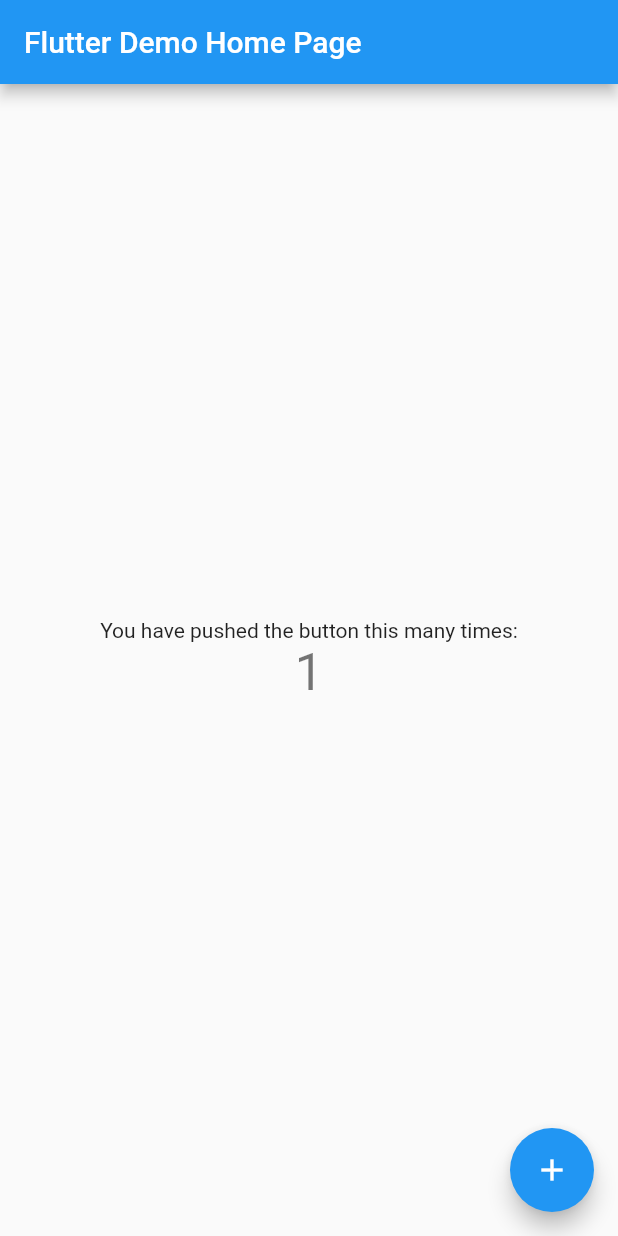
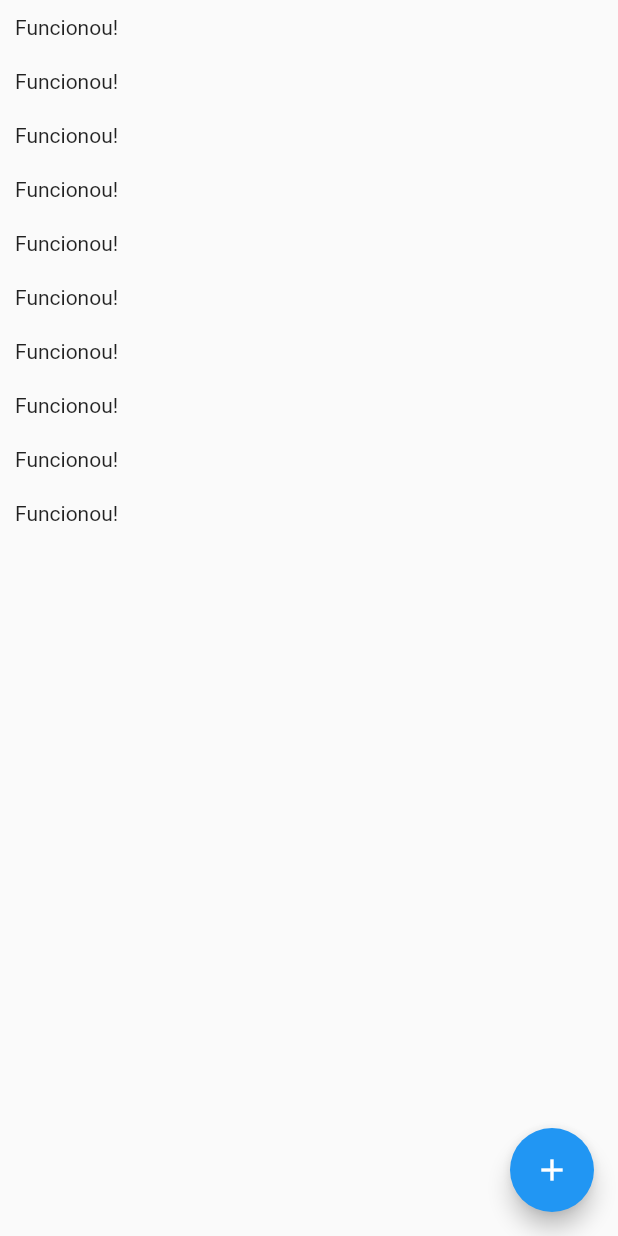
Before and after one commit to dhiegogoncalves/chat_flutter, a Flutter app: the screen it shows after launch, after a tap on the "add" icon, on a phone screen of 412 x 824 dp. Run offline on Flutter 3.47's test engine with Material 2 defaults, Android fonts, the phone set to English and light mode, and no system bars; our stand-ins replace cloud_firestore; accounts and stored records are empty.

```diff
--- a/lib/main.dart
+++ b/lib/main.dart
@@ -1,3 +1,4 @@
+import 'package:chat_flutter/screens/chat_screen.dart';
 import 'package:flutter/material.dart';
 
 void main() {
@@ -5,113 +6,15 @@ void main() {
 }
 
 class MyApp extends StatelessWidget {
-  // This widget is the root of your application.
   @override
   Widget build(BuildContext context) {
     return MaterialApp(
       title: 'Flutter Demo',
       theme: ThemeData(
-        // This is the theme of your application.
-        //
-        // Try running your application with "flutter run". You'll see the
-        // application has a blue toolbar. Then, without quitting the app, try
-        // changing the primarySwatch below to Colors.green and then invoke
-        // "hot reload" (press "r" in the console where you ran "flutter run",
-        // or simply save your changes to "hot reload" in a Flutter IDE).
-        // Notice that the counter didn't reset back to zero; the application
-        // is not restarted.
         primarySwatch: Colors.blue,
-        // This makes the visual density adapt to the platform that you run
-        // the app on. For desktop platforms, the controls will be smaller and
-        // closer together (more dense) than on mobile platforms.
         visualDensity: VisualDensity.adaptivePlatformDensity,
       ),
-      home: MyHomePage(title: 'Flutter Demo Home Page'),
+      home: ChatScreen(),
     );
   }
 }
-
-class MyHomePage extends StatefulWidget {
-  MyHomePage({Key key, this.title}) : super(key: key);
-
-  // This widget is the home page of your application. It is stateful, meaning
-  // that it has a State object (defined below) that contains fields that affect
-  // how it looks.
-
-  // This class is the configuration for the state. It holds the values (in this
-  // case the title) provided by the parent (in this case the App widget) and
-  // used by the build method of the State. Fields in a Widget subclass are
-  // always marked "final".
-
-  final String title;
-
-  @override
-  _MyHomePageState createState() => _MyHomePageState();
-}
-
-class _MyHomePageState extends State<MyHomePage> {
-  int _counter = 0;
-
-  void _incrementCounter() {
-    setState(() {
-      // This call to setState tells the Flutter framework that something has
-      // changed in this State, which causes it to rerun the build method below
-      // so that the display can reflect the updated values. If we changed
-      // _counter without calling setState(), then the build method would not be
-      // called again, and so nothing would appear to happen.
-      _counter++;
-    });
-  }
-
-  @override
-  Widget build(BuildContext context) {
-    // This method is rerun every time setState is called, for instance as done
-    // by the _incrementCounter method above.
-    //
-    // The Flutter framework has been optimized to make rerunning build methods
-    // fast, so that you can just rebuild anything that needs updating rather
-    // than having to individually change instances of widgets.
-    return Scaffold(
-      appBar: AppBar(
-        // Here we take the value from the MyHomePage object that was created by
-        // the App.build method, and use it to set our appbar title.
-        title: Text(widget.title),
-      ),
-      body: Center(
-        // Center is a layout widget. It takes a single child and positions it
-        // in the middle of the parent.
-        child: Column(
-          // Column is also a layout widget. It takes a list of children and
-          // arranges them vertically. By default, it sizes itself to fit its
-          // children horizontally, and tries to be as tall as its parent.
-          //
-          // Invoke "debug painting" (press "p" in the console, choose the
-          // "Toggle Debug Paint" action from the Flutter Inspector in Android
-          // Studio, or the "Toggle Debug Paint" command in Visual Studio Code)
-          // to see the wireframe for each widget.
-          //
-          // Column has various properties to control how it sizes itself and
-          // how it positions its children. Here we use mainAxisAlignment to
-          // center the children vertically; the main axis here is the vertical
-          // axis because Columns are vertical (the cross axis would be
-          // horizontal).
-          mainAxisAlignment: MainAxisAlignment.center,
-          children: <Widget>[
-            Text(
-              'You have pushed the button this many times:',
-            ),
-            Text(
-              '$_counter',
-              style: Theme.of(context).textTheme.headline4,
-            ),
-          ],
-        ),
-      ),
-      floatingActionButton: FloatingActionButton(
-        onPressed: _incrementCounter,
-        tooltip: 'Increment',
-        child: Icon(Icons.add),
-      ), // This trailing comma makes auto-formatting nicer for build methods.
-    );
-  }
-}
--- /dev/null
+++ b/lib/screens/chat_screen.dart
@@ -0,0 +1,22 @@
+import 'package:cloud_firestore/cloud_firestore.dart';
+import 'package:flutter/material.dart';
+import 'package:flutter/widgets.dart';
+
+class ChatScreen extends StatelessWidget {
+  @override
+  Widget build(BuildContext context) {
+    return Scaffold(
+      body: ListView.builder(
+        itemCount: 10,
+        itemBuilder: (ctx, i) => Container(
+          padding: EdgeInsets.all(10),
+          child: Text('Funcionou!'),
+        ),
+      ),
+      floatingActionButton: FloatingActionButton(
+        onPressed: () {},
+        child: Icon(Icons.add),
+      ),
+    );
+  }
+}
--- a/pubspec.yaml
+++ b/pubspec.yaml
@@ -23,6 +23,7 @@ environment:
 dependencies:
   flutter:
     sdk: flutter
+  cloud_firestore: ^0.13.7
 
 
   # The following adds the Cupertino Icons font to your application.
```
Also changed, not shown: pubspec.lock, 8 other files.
